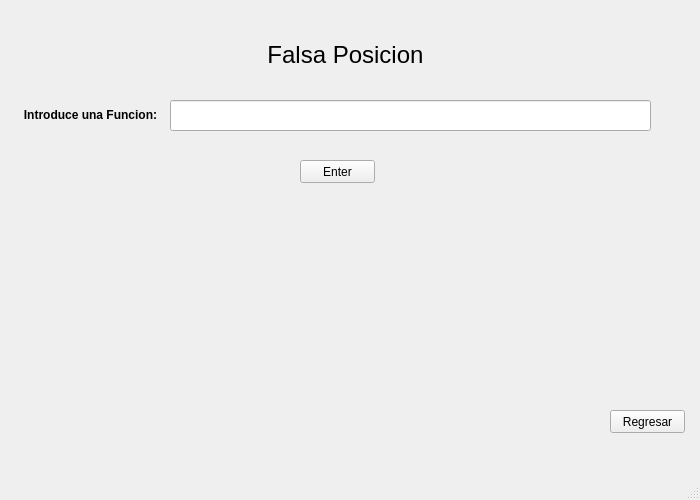
Before: the Qt Designer form falsaposicion.ui in mucinoab/SM, drawn with Qt 5.
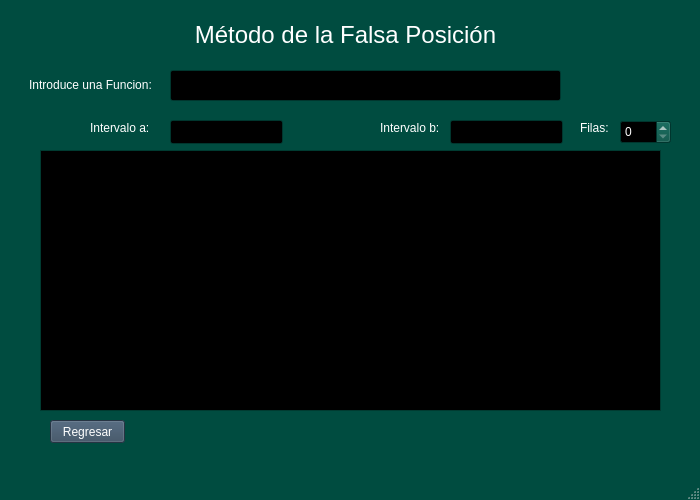
After: the same form once the commit is applied.

```diff
--- a/falsaposicion.ui
+++ b/falsaposicion.ui
@@ -10,6 +10,448 @@
     <height>500</height>
    </rect>
   </property>
+  <property name="palette">
+   <palette>
+    <active>
+     <colorrole role="WindowText">
+      <brush brushstyle="SolidPattern">
+       <color alpha="255">
+        <red>255</red>
+        <green>255</green>
+        <blue>255</blue>
+       </color>
+      </brush>
+     </colorrole>
+     <colorrole role="Button">
+      <brush brushstyle="SolidPattern">
+       <color alpha="255">
+        <red>0</red>
+        <green>76</green>
+        <blue>64</blue>
+       </color>
+      </brush>
+     </colorrole>
+     <colorrole role="Light">
+      <brush brushstyle="SolidPattern">
+       <color alpha="255">
+        <red>0</red>
+        <green>114</green>
+        <blue>96</blue>
+       </color>
+      </brush>
+     </colorrole>
+     <colorrole role="Midlight">
+      <brush brushstyle="SolidPattern">
+       <color alpha="255">
+        <red>0</red>
+        <green>95</green>
+        <blue>80</blue>
+       </color>
+      </brush>
+     </colorrole>
+     <colorrole role="Dark">
+      <brush brushstyle="SolidPattern">
+       <color alpha="255">
+        <red>0</red>
+        <green>38</green>
+        <blue>32</blue>
+       </color>
+      </brush>
+     </colorrole>
+     <colorrole role="Mid">
+      <brush brushstyle="SolidPattern">
+       <color alpha="255">
+        <red>0</red>
+        <green>50</green>
+        <blue>42</blue>
+       </color>
+      </brush>
+     </colorrole>
+     <colorrole role="Text">
+      <brush brushstyle="SolidPattern">
+       <color alpha="255">
+        <red>255</red>
+        <green>255</green>
+        <blue>255</blue>
+       </color>
+      </brush>
+     </colorrole>
+     <colorrole role="BrightText">
+      <brush brushstyle="SolidPattern">
+       <color alpha="255">
+        <red>255</red>
+        <green>255</green>
+        <blue>255</blue>
+       </color>
+      </brush>
+     </colorrole>
+     <colorrole role="ButtonText">
+      <brush brushstyle="SolidPattern">
+       <color alpha="255">
+        <red>255</red>
+        <green>255</green>
+        <blue>255</blue>
+       </color>
+      </brush>
+     </colorrole>
+     <colorrole role="Base">
+      <brush brushstyle="SolidPattern">
+       <color alpha="255">
+        <red>0</red>
+        <green>0</green>
+        <blue>0</blue>
+       </color>
+      </brush>
+     </colorrole>
+     <colorrole role="Window">
+      <brush brushstyle="SolidPattern">
+       <color alpha="255">
+        <red>0</red>
+        <green>76</green>
+        <blue>64</blue>
+       </color>
+      </brush>
+     </colorrole>
+     <colorrole role="Shadow">
+      <brush brushstyle="SolidPattern">
+       <color alpha="255">
+        <red>0</red>
+        <green>0</green>
+        <blue>0</blue>
+       </color>
+      </brush>
+     </colorrole>
+     <colorrole role="AlternateBase">
+      <brush brushstyle="SolidPattern">
+       <color alpha="255">
+        <red>0</red>
+        <green>38</green>
+        <blue>32</blue>
+       </color>
+      </brush>
+     </colorrole>
+     <colorrole role="ToolTipBase">
+      <brush brushstyle="SolidPattern">
+       <color alpha="255">
+        <red>255</red>
+        <green>255</green>
+        <blue>220</blue>
+       </color>
+      </brush>
+     </colorrole>
+     <colorrole role="ToolTipText">
+      <brush brushstyle="SolidPattern">
+       <color alpha="255">
+        <red>0</red>
+        <green>0</green>
+        <blue>0</blue>
+       </color>
+      </brush>
+     </colorrole>
+     <colorrole role="PlaceholderText">
+      <brush brushstyle="SolidPattern">
+       <color alpha="128">
+        <red>255</red>
+        <green>255</green>
+        <blue>255</blue>
+       </color>
+      </brush>
+     </colorrole>
+    </active>
+    <inactive>
+     <colorrole role="WindowText">
+      <brush brushstyle="SolidPattern">
+       <color alpha="255">
+        <red>255</red>
+        <green>255</green>
+        <blue>255</blue>
+       </color>
+      </brush>
+     </colorrole>
+     <colorrole role="Button">
+      <brush brushstyle="SolidPattern">
+       <color alpha="255">
+        <red>0</red>
+        <green>76</green>
+        <blue>64</blue>
+       </color>
+      </brush>
+     </colorrole>
+     <colorrole role="Light">
+      <brush brushstyle="SolidPattern">
+       <color alpha="255">
+        <red>0</red>
+        <green>114</green>
+        <blue>96</blue>
+       </color>
+      </brush>
+     </colorrole>
+     <colorrole role="Midlight">
+      <brush brushstyle="SolidPattern">
+       <color alpha="255">
+        <red>0</red>
+        <green>95</green>
+        <blue>80</blue>
+       </color>
+      </brush>
+     </colorrole>
+     <colorrole role="Dark">
+      <brush brushstyle="SolidPattern">
+       <color alpha="255">
+        <red>0</red>
+        <green>38</green>
+        <blue>32</blue>
+       </color>
+      </brush>
+     </colorrole>
+     <colorrole role="Mid">
+      <brush brushstyle="SolidPattern">
+       <color alpha="255">
+        <red>0</red>
+        <green>50</green>
+        <blue>42</blue>
+       </color>
+      </brush>
+     </colorrole>
+     <colorrole role="Text">
+      <brush brushstyle="SolidPattern">
+       <color alpha="255">
+        <red>255</red>
+        <green>255</green>
+        <blue>255</blue>
+       </color>
+      </brush>
+     </colorrole>
+     <colorrole role="BrightText">
+      <brush brushstyle="SolidPattern">
+       <color alpha="255">
+        <red>255</red>
+        <green>255</green>
+        <blue>255</blue>
+       </color>
+      </brush>
+     </colorrole>
+     <colorrole role="ButtonText">
+      <brush brushstyle="SolidPattern">
+       <color alpha="255">
+        <red>255</red>
+        <green>255</green>
+        <blue>255</blue>
+       </color>
+      </brush>
+     </colorrole>
+     <colorrole role="Base">
+      <brush brushstyle="SolidPattern">
+       <color alpha="255">
+        <red>0</red>
+        <green>0</green>
+        <blue>0</blue>
+       </color>
+      </brush>
+     </colorrole>
+     <colorrole role="Window">
+      <brush brushstyle="SolidPattern">
+       <color alpha="255">
+        <red>0</red>
+        <green>76</green>
+        <blue>64</blue>
+       </color>
+      </brush>
+     </colorrole>
+     <colorrole role="Shadow">
+      <brush brushstyle="SolidPattern">
+       <color alpha="255">
+        <red>0</red>
+        <green>0</green>
+        <blue>0</blue>
+       </color>
+      </brush>
+     </colorrole>
+     <colorrole role="AlternateBase">
+      <brush brushstyle="SolidPattern">
+       <color alpha="255">
+        <red>0</red>
+        <green>38</green>
+        <blue>32</blue>
+       </color>
+      </brush>
+     </colorrole>
+     <colorrole role="ToolTipBase">
+      <brush brushstyle="SolidPattern">
+       <color alpha="255">
+        <red>255</red>
+        <green>255</green>
+        <blue>220</blue>
+       </color>
+      </brush>
+     </colorrole>
+     <colorrole role="ToolTipText">
+      <brush brushstyle="SolidPattern">
+       <color alpha="255">
+        <red>0</red>
+        <green>0</green>
+        <blue>0</blue>
+       </color>
+      </brush>
+     </colorrole>
+     <colorrole role="PlaceholderText">
+      <brush brushstyle="SolidPattern">
+       <color alpha="128">
+        <red>255</red>
+        <green>255</green>
+        <blue>255</blue>
+       </color>
+      </brush>
+     </colorrole>
+    </inactive>
+    <disabled>
+     <colorrole role="WindowText">
+      <brush brushstyle="SolidPattern">
+       <color alpha="255">
+        <red>0</red>
+        <green>38</green>
+        <blue>32</blue>
+       </color>
+      </brush>
+     </colorrole>
+     <colorrole role="Button">
+      <brush brushstyle="SolidPattern">
+       <color alpha="255">
+        <red>0</red>
+        <green>76</green>
+        <blue>64</blue>
+       </color>
+      </brush>
+     </colorrole>
+     <colorrole role="Light">
+      <brush brushstyle="SolidPattern">
+       <color alpha="255">
+        <red>0</red>
+        <green>114</green>
+        <blue>96</blue>
+       </color>
+      </brush>
+     </colorrole>
+     <colorrole role="Midlight">
+      <brush brushstyle="SolidPattern">
+       <color alpha="255">
+        <red>0</red>
+        <green>95</green>
+        <blue>80</blue>
+       </color>
+      </brush>
+     </colorrole>
+     <colorrole role="Dark">
+      <brush brushstyle="SolidPattern">
+       <color alpha="255">
+        <red>0</red>
+        <green>38</green>
+        <blue>32</blue>
+       </color>
+      </brush>
+     </colorrole>
+     <colorrole role="Mid">
+      <brush brushstyle="SolidPattern">
+       <color alpha="255">
+        <red>0</red>
+        <green>50</green>
+        <blue>42</blue>
+       </color>
+      </brush>
+     </colorrole>
+     <colorrole role="Text">
+      <brush brushstyle="SolidPattern">
+       <color alpha="255">
+        <red>0</red>
+        <green>38</green>
+        <blue>32</blue>
+       </color>
+      </brush>
+     </colorrole>
+     <colorrole role="BrightText">
+      <brush brushstyle="SolidPattern">
+       <color alpha="255">
+        <red>255</red>
+        <green>255</green>
+        <blue>255</blue>
+       </color>
+      </brush>
+     </colorrole>
+     <colorrole role="ButtonText">
+      <brush brushstyle="SolidPattern">
+       <color alpha="255">
+        <red>0</red>
+        <green>38</green>
+        <blue>32</blue>
+       </color>
+      </brush>
+     </colorrole>
+     <colorrole role="Base">
+      <brush brushstyle="SolidPattern">
+       <color alpha="255">
+        <red>0</red>
+        <green>76</green>
+        <blue>64</blue>
+       </color>
+      </brush>
+     </colorrole>
+     <colorrole role="Window">
+      <brush brushstyle="SolidPattern">
+       <color alpha="255">
+        <red>0</red>
+        <green>76</green>
+        <blue>64</blue>
+       </color>
+      </brush>
+     </colorrole>
+     <colorrole role="Shadow">
+      <brush brushstyle="SolidPattern">
+       <color alpha="255">
+        <red>0</red>
+        <green>0</green>
+        <blue>0</blue>
+       </color>
+      </brush>
+     </colorrole>
+     <colorrole role="AlternateBase">
+      <brush brushstyle="SolidPattern">
+       <color alpha="255">
+        <red>0</red>
+        <green>76</green>
+        <blue>64</blue>
+       </color>
+      </brush>
+     </colorrole>
+     <colorrole role="ToolTipBase">
+      <brush brushstyle="SolidPattern">
+       <color alpha="255">
+        <red>255</red>
+        <green>255</green>
+        <blue>220</blue>
+       </color>
+      </brush>
+     </colorrole>
+     <colorrole role="ToolTipText">
+      <brush brushstyle="SolidPattern">
+       <color alpha="255">
+        <red>0</red>
+        <green>0</green>
+        <blue>0</blue>
+       </color>
+      </brush>
+     </colorrole>
+     <colorrole role="PlaceholderText">
+      <brush brushstyle="SolidPattern">
+       <color alpha="128">
+        <red>255</red>
+        <green>255</green>
+        <blue>255</blue>
+       </color>
+      </brush>
+     </colorrole>
+    </disabled>
+   </palette>
+  </property>
   <property name="windowTitle">
    <string>MainWindow</string>
   </property>
@@ -17,12 +459,454 @@
    <widget class="QPushButton" name="pushButton">
     <property name="geometry">
      <rect>
-      <x>610</x>
-      <y>410</y>
+      <x>50</x>
+      <y>420</y>
       <width>75</width>
       <height>23</height>
      </rect>
     </property>
+    <property name="palette">
+     <palette>
+      <active>
+       <colorrole role="WindowText">
+        <brush brushstyle="SolidPattern">
+         <color alpha="255">
+          <red>255</red>
+          <green>255</green>
+          <blue>255</blue>
+         </color>
+        </brush>
+       </colorrole>
+       <colorrole role="Button">
+        <brush brushstyle="SolidPattern">
+         <color alpha="255">
+          <red>53</red>
+          <green>73</green>
+          <blue>94</blue>
+         </color>
+        </brush>
+       </colorrole>
+       <colorrole role="Light">
+        <brush brushstyle="SolidPattern">
+         <color alpha="255">
+          <red>79</red>
+          <green>109</green>
+          <blue>141</blue>
+         </color>
+        </brush>
+       </colorrole>
+       <colorrole role="Midlight">
+        <brush brushstyle="SolidPattern">
+         <color alpha="255">
+          <red>66</red>
+          <green>91</green>
+          <blue>117</blue>
+         </color>
+        </brush>
+       </colorrole>
+       <colorrole role="Dark">
+        <brush brushstyle="SolidPattern">
+         <color alpha="255">
+          <red>26</red>
+          <green>36</green>
+          <blue>47</blue>
+         </color>
+        </brush>
+       </colorrole>
+       <colorrole role="Mid">
+        <brush brushstyle="SolidPattern">
+         <color alpha="255">
+          <red>35</red>
+          <green>48</green>
+          <blue>62</blue>
+         </color>
+        </brush>
+       </colorrole>
+       <colorrole role="Text">
+        <brush brushstyle="SolidPattern">
+         <color alpha="255">
+          <red>255</red>
+          <green>255</green>
+          <blue>255</blue>
+         </color>
+        </brush>
+       </colorrole>
+       <colorrole role="BrightText">
+        <brush brushstyle="SolidPattern">
+         <color alpha="255">
+          <red>255</red>
+          <green>255</green>
+          <blue>255</blue>
+         </color>
+        </brush>
+       </colorrole>
+       <colorrole role="ButtonText">
+        <brush brushstyle="SolidPattern">
+         <color alpha="255">
+          <red>255</red>
+          <green>255</green>
+          <blue>255</blue>
+         </color>
+        </brush>
+       </colorrole>
+       <colorrole role="Base">
+        <brush brushstyle="SolidPattern">
+         <color alpha="255">
+          <red>0</red>
+          <green>0</green>
+          <blue>0</blue>
+         </color>
+        </brush>
+       </colorrole>
+       <colorrole role="Window">
+        <brush brushstyle="SolidPattern">
+         <color alpha="255">
+          <red>53</red>
+          <green>73</green>
+          <blue>94</blue>
+         </color>
+        </brush>
+       </colorrole>
+       <colorrole role="Shadow">
+        <brush brushstyle="SolidPattern">
+         <color alpha="255">
+          <red>0</red>
+          <green>0</green>
+          <blue>0</blue>
+         </color>
+        </brush>
+       </colorrole>
+       <colorrole role="AlternateBase">
+        <brush brushstyle="SolidPattern">
+         <color alpha="255">
+          <red>26</red>
+          <green>36</green>
+          <blue>47</blue>
+         </color>
+        </brush>
+       </colorrole>
+       <colorrole role="ToolTipBase">
+        <brush brushstyle="SolidPattern">
+         <color alpha="255">
+          <red>255</red>
+          <green>255</green>
+          <blue>220</blue>
+         </color>
+        </brush>
+       </colorrole>
+       <colorrole role="ToolTipText">
+        <brush brushstyle="SolidPattern">
+         <color alpha="255">
+          <red>0</red>
+          <green>0</green>
+          <blue>0</blue>
+         </color>
+        </brush>
+       </colorrole>
+       <colorrole role="PlaceholderText">
+        <brush brushstyle="SolidPattern">
+         <color alpha="128">
+          <red>255</red>
+          <green>255</green>
+          <blue>255</blue>
+         </color>
+        </brush>
+       </colorrole>
+      </active>
+      <inactive>
+       <colorrole role="WindowText">
+        <brush brushstyle="SolidPattern">
+         <color alpha="255">
+          <red>255</red>
+          <green>255</green>
+          <blue>255</blue>
+         </color>
+        </brush>
+       </colorrole>
+       <colorrole role="Button">
+        <brush brushstyle="SolidPattern">
+         <color alpha="255">
+          <red>53</red>
+          <green>73</green>
+          <blue>94</blue>
+         </color>
+        </brush>
+       </colorrole>
+       <colorrole role="Light">
+        <brush brushstyle="SolidPattern">
+         <color alpha="255">
+          <red>79</red>
+          <green>109</green>
+          <blue>141</blue>
+         </color>
+        </brush>
+       </colorrole>
+       <colorrole role="Midlight">
+        <brush brushstyle="SolidPattern">
+         <color alpha="255">
+          <red>66</red>
+          <green>91</green>
+          <blue>117</blue>
+         </color>
+        </brush>
+       </colorrole>
+       <colorrole role="Dark">
+        <brush brushstyle="SolidPattern">
+         <color alpha="255">
+          <red>26</red>
+          <green>36</green>
+          <blue>47</blue>
+         </color>
+        </brush>
+       </colorrole>
+       <colorrole role="Mid">
+        <brush brushstyle="SolidPattern">
+         <color alpha="255">
+          <red>35</red>
+          <green>48</green>
+          <blue>62</blue>
+         </color>
+        </brush>
+       </colorrole>
+       <colorrole role="Text">
+        <brush brushstyle="SolidPattern">
+         <color alpha="255">
+          <red>255</red>
+          <green>255</green>
+          <blue>255</blue>
+         </color>
+        </brush>
+       </colorrole>
+       <colorrole role="BrightText">
+        <brush brushstyle="SolidPattern">
+         <color alpha="255">
+          <red>255</red>
+          <green>255</green>
+          <blue>255</blue>
+         </color>
+        </brush>
+       </colorrole>
+       <colorrole role="ButtonText">
+        <brush brushstyle="SolidPattern">
+         <color alpha="255">
+          <red>255</red>
+          <green>255</green>
+          <blue>255</blue>
+         </color>
+        </brush>
+       </colorrole>
+       <colorrole role="Base">
+        <brush brushstyle="SolidPattern">
+         <color alpha="255">
+          <red>0</red>
+          <green>0</green>
+          <blue>0</blue>
+         </color>
+        </brush>
+       </colorrole>
+       <colorrole role="Window">
+        <brush brushstyle="SolidPattern">
+         <color alpha="255">
+          <red>53</red>
+          <green>73</green>
+          <blue>94</blue>
+         </color>
+        </brush>
+       </colorrole>
+       <colorrole role="Shadow">
+        <brush brushstyle="SolidPattern">
+         <color alpha="255">
+          <red>0</red>
+          <green>0</green>
+          <blue>0</blue>
+         </color>
+        </brush>
+       </colorrole>
+       <colorrole role="AlternateBase">
+        <brush brushstyle="SolidPattern">
+         <color alpha="255">
+          <red>26</red>
+          <green>36</green>
+          <blue>47</blue>
+         </color>
+        </brush>
+       </colorrole>
+       <colorrole role="ToolTipBase">
+        <brush brushstyle="SolidPattern">
+         <color alpha="255">
+          <red>255</red>
+          <green>255</green>
+          <blue>220</blue>
+         </color>
+        </brush>
+       </colorrole>
+       <colorrole role="ToolTipText">
+        <brush brushstyle="SolidPattern">
+         <color alpha="255">
+          <red>0</red>
+          <green>0</green>
+          <blue>0</blue>
+         </color>
+        </brush>
+       </colorrole>
+       <colorrole role="PlaceholderText">
+        <brush brushstyle="SolidPattern">
+         <color alpha="128">
+          <red>255</red>
+          <green>255</green>
+          <blue>255</blue>
+         </color>
+        </brush>
+       </colorrole>
+      </inactive>
+      <disabled>
+       <colorrole role="WindowText">
+        <brush brushstyle="SolidPattern">
+         <color alpha="255">
+          <red>26</red>
+          <green>36</green>
+          <blue>47</blue>
+         </color>
+        </brush>
+       </colorrole>
+       <colorrole role="Button">
+        <brush brushstyle="SolidPattern">
+         <color alpha="255">
+          <red>53</red>
+          <green>73</green>
+          <blue>94</blue>
+         </color>
+        </brush>
+       </colorrole>
+       <colorrole role="Light">
+        <brush brushstyle="SolidPattern">
+         <color alpha="255">
+          <red>79</red>
+          <green>109</green>
+          <blue>141</blue>
+         </color>
+        </brush>
+       </colorrole>
+       <colorrole role="Midlight">
+        <brush brushstyle="SolidPattern">
+         <color alpha="255">
+          <red>66</red>
+          <green>91</green>
+          <blue>117</blue>
+         </color>
+        </brush>
+       </colorrole>
+       <colorrole role="Dark">
+        <brush brushstyle="SolidPattern">
+         <color alpha="255">
+          <red>26</red>
+          <green>36</green>
+          <blue>47</blue>
+         </color>
+        </brush>
+       </colorrole>
+       <colorrole role="Mid">
+        <brush brushstyle="SolidPattern">
+         <color alpha="255">
+          <red>35</red>
+          <green>48</green>
+          <blue>62</blue>
+         </color>
+        </brush>
+       </colorrole>
+       <colorrole role="Text">
+        <brush brushstyle="SolidPattern">
+         <color alpha="255">
+          <red>26</red>
+          <green>36</green>
+          <blue>47</blue>
+         </color>
+        </brush>
+       </colorrole>
+       <colorrole role="BrightText">
+        <brush brushstyle="SolidPattern">
+         <color alpha="255">
+          <red>255</red>
+          <green>255</green>
+          <blue>255</blue>
+         </color>
+        </brush>
+       </colorrole>
+       <colorrole role="ButtonText">
+        <brush brushstyle="SolidPattern">
+         <color alpha="255">
+          <red>26</red>
+          <green>36</green>
+          <blue>47</blue>
+         </color>
+        </brush>
+       </colorrole>
+       <colorrole role="Base">
+        <brush brushstyle="SolidPattern">
+         <color alpha="255">
+          <red>53</red>
+          <green>73</green>
+          <blue>94</blue>
+         </color>
+        </brush>
+       </colorrole>
+       <colorrole role="Window">
+        <brush brushstyle="SolidPattern">
+         <color alpha="255">
+          <red>53</red>
+          <green>73</green>
+          <blue>94</blue>
+         </color>
+        </brush>
+       </colorrole>
+       <colorrole role="Shadow">
+        <brush brushstyle="SolidPattern">
+         <color alpha="255">
+          <red>0</red>
+          <green>0</green>
+          <blue>0</blue>
+         </color>
+        </brush>
+       </colorrole>
+       <colorrole role="AlternateBase">
+        <brush brushstyle="SolidPattern">
+         <color alpha="255">
+          <red>53</red>
+          <green>73</green>
+          <blue>94</blue>
+         </color>
+        </brush>
+       </colorrole>
+       <colorrole role="ToolTipBase">
+        <brush brushstyle="SolidPattern">
+         <color alpha="255">
+          <red>255</red>
+          <green>255</green>
+          <blue>220</blue>
+         </color>
+        </brush>
+       </colorrole>
+       <colorrole role="ToolTipText">
+        <brush brushstyle="SolidPattern">
+         <color alpha="255">
+          <red>0</red>
+          <green>0</green>
+          <blue>0</blue>
+         </color>
+        </brush>
+       </colorrole>
+       <colorrole role="PlaceholderText">
+        <brush brushstyle="SolidPattern">
+         <color alpha="128">
+          <red>255</red>
+          <green>255</green>
+          <blue>255</blue>
+         </color>
+        </brush>
+       </colorrole>
+      </disabled>
+     </palette>
+    </property>
     <property name="text">
      <string>Regresar</string>
     </property>
@@ -30,50 +914,116 @@
    <widget class="QLabel" name="label">
     <property name="geometry">
      <rect>
-      <x>260</x>
-      <y>30</y>
-      <width>171</width>
+      <x>120</x>
+      <y>10</y>
+      <width>451</width>
       <height>51</height>
      </rect>
     </property>
     <property name="text">
-     <string>&lt;html&gt;&lt;head/&gt;&lt;body&gt;&lt;p align=&quot;center&quot;&gt;&lt;span style=&quot; font-size:18pt;&quot;&gt;Falsa Posicion&lt;/span&gt;&lt;/p&gt;&lt;/body&gt;&lt;/html&gt;</string>
+     <string>&lt;html&gt;&lt;head/&gt;&lt;body&gt;&lt;p align=&quot;center&quot;&gt;&lt;span style=&quot; font-size:18pt;&quot;&gt;Método de la Falsa Posición&lt;/span&gt;&lt;/p&gt;&lt;/body&gt;&lt;/html&gt;</string>
+    </property>
+   </widget>
+   <widget class="QLineEdit" name="lineEdit_2">
+    <property name="geometry">
+     <rect>
+      <x>170</x>
+      <y>120</y>
+      <width>113</width>
+      <height>24</height>
+     </rect>
+    </property>
+   </widget>
+   <widget class="QLineEdit" name="lineEdit_3">
+    <property name="geometry">
+     <rect>
+      <x>450</x>
+      <y>120</y>
+      <width>113</width>
+      <height>24</height>
+     </rect>
     </property>
    </widget>
    <widget class="QLabel" name="label_2">
     <property name="geometry">
      <rect>
       <x>20</x>
-      <y>100</y>
+      <y>70</y>
       <width>141</width>
       <height>31</height>
      </rect>
     </property>
     <property name="text">
-     <string>&lt;html&gt;&lt;head/&gt;&lt;body&gt;&lt;p align=&quot;center&quot;&gt;&lt;span style=&quot; font-weight:600;&quot;&gt;Introduce una Funcion:&lt;/span&gt;&lt;/p&gt;&lt;/body&gt;&lt;/html&gt;</string>
+     <string>&lt;html&gt;&lt;head/&gt;&lt;body&gt;&lt;p align=&quot;center&quot;&gt;Introduce una Funcion:&lt;/p&gt;&lt;/body&gt;&lt;/html&gt;</string>
+    </property>
+   </widget>
+   <widget class="QLabel" name="label_6">
+    <property name="geometry">
+     <rect>
+      <x>380</x>
+      <y>120</y>
+      <width>71</width>
+      <height>16</height>
+     </rect>
+    </property>
+    <property name="text">
+     <string>Intervalo b:</string>
     </property>
    </widget>
    <widget class="QLineEdit" name="lineEdit">
     <property name="geometry">
      <rect>
       <x>170</x>
-      <y>100</y>
-      <width>481</width>
+      <y>70</y>
+      <width>391</width>
       <height>31</height>
      </rect>
     </property>
    </widget>
-   <widget class="QPushButton" name="pushButton_2">
+   <widget class="QLabel" name="label_5">
     <property name="geometry">
      <rect>
-      <x>300</x>
-      <y>160</y>
-      <width>75</width>
-      <height>23</height>
+      <x>90</x>
+      <y>120</y>
+      <width>71</width>
+      <height>16</height>
      </rect>
     </property>
     <property name="text">
-     <string>Enter</string>
+     <string>Intervalo a:</string>
+    </property>
+   </widget>
+   <widget class="QTableView" name="tableViewTabla">
+    <property name="geometry">
+     <rect>
+      <x>40</x>
+      <y>150</y>
+      <width>621</width>
+      <height>261</height>
+     </rect>
+    </property>
+   </widget>
+   <widget class="QLabel" name="label_7">
+    <property name="geometry">
+     <rect>
+      <x>580</x>
+      <y>120</y>
+      <width>58</width>
+      <height>16</height>
+     </rect>
+    </property>
+    <property name="text">
+     <string>Filas:</string>
+    </property>
+   </widget>
+   <widget class="QSpinBox" name="spinBox">
+    <property name="geometry">
+     <rect>
+      <x>620</x>
+      <y>120</y>
+      <width>51</width>
+      <height>24</height>
+     </rect>
     </property>
    </widget>
   </widget>
```
